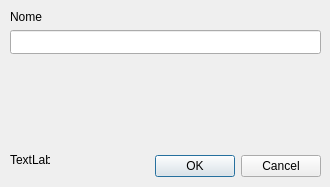
Above: dialogs/point.ui from cragapito/qtkamal before the change. Below: the same form after it.
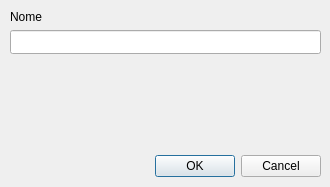
That is the form after the change. Icons and pictures are not drawn. Custom widgets are drawn as their Qt base class.

Patch:
```diff
--- a/dialogs/point.ui
+++ b/dialogs/point.ui
@@ -97,7 +97,7 @@
     </rect>
    </property>
    <property name="text">
-    <string>TextLabel</string>
+    <string/>
    </property>
   </widget>
  </widget>
```
